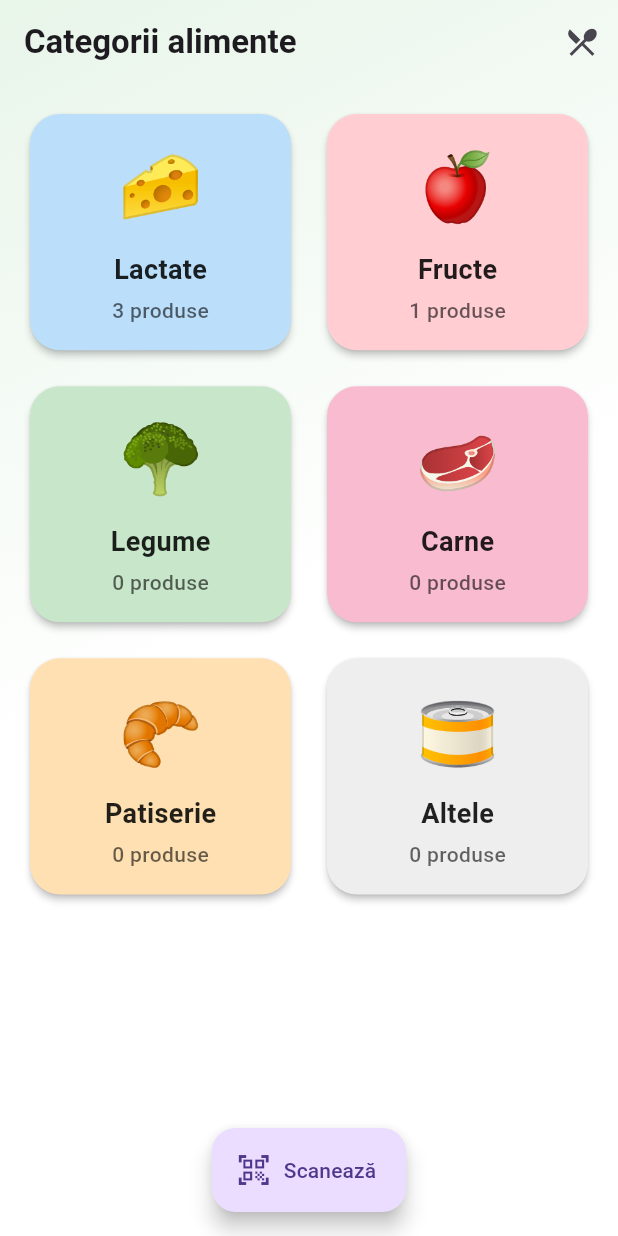
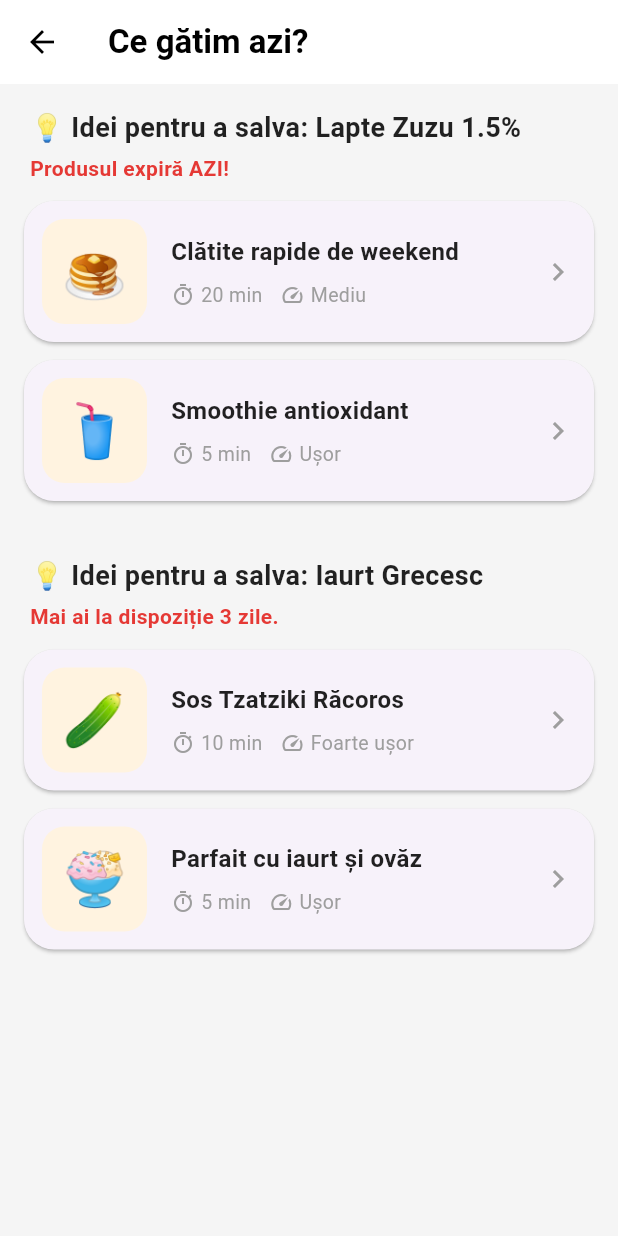
Before and after one commit to alexandrusurugiu/food_saver, a Flutter app: the screen it shows after launch, after a tap on the "restaurant menu" icon, on a phone screen of 412 x 824 dp. Run offline on Flutter 3.47's test engine with Material 3 defaults, Android fonts, the phone set to English and light mode, and no system bars; our stand-ins replace lottie.

Commit message:
added ui for recipes using the soon expiring products

```diff
--- a/lib/screens/home_screen.dart
+++ b/lib/screens/home_screen.dart
@@ -1,6 +1,7 @@
 import 'package:flutter/material.dart';
 import '../models/product.dart';
 import 'products_category_screen.dart';
+import 'recipes_screen.dart';
 
 class HomeScreen extends StatefulWidget {
   const HomeScreen({super.key});
@@ -37,9 +38,16 @@ class _HomeScreenState extends State<HomeScreen> {
         backgroundColor: Colors.transparent,
         actions: [
           IconButton(
-            icon: const Icon(Icons.restaurant_menu),
+            icon: const Icon(Icons.restaurant_menu, color: Colors.black87),
             tooltip: 'Idei de rețete',
-            onPressed: () {},
+            onPressed: () {
+              Navigator.push(
+                context,
+                MaterialPageRoute(
+                  builder: (context) => RecipesScreen(pantry: myPantry),
+                ),
+              );
+            },
           )
         ],
       ),
--- /dev/null
+++ b/lib/screens/recipes_screen.dart
@@ -0,0 +1,168 @@
+import 'package:flutter/material.dart';
+import '../models/product.dart';
+import 'recipe_details_screen.dart';
+
+class RecipesScreen extends StatelessWidget {
+  final List<Product> pantry;
+
+  const RecipesScreen({super.key, required this.pantry});
+
+  List<Map<String, dynamic>> _getRecipesForProduct(Product product) {
+    if (product.name.toLowerCase().contains('iaurt')) {
+      return [
+        {
+          'title': 'Sos Tzatziki Răcoros',
+          'time': '10 min',
+          'difficulty': 'Foarte ușor',
+          'image': '🥒',
+          'ingredients': '• Iaurt Grecesc\n• 1 Castravete mic\n• 2 Căței de usturoi\n• 1 lingură ulei de măsline\n• Mărar proaspăt\n• Sare și piper',
+          'instructions': '1. Dă castravetele prin răzătoare și stoarce-l bine de zeamă în pumn.\n2. Pune iaurtul într-un bol și adaugă castravetele stors.\n3. Pisează usturoiul și adaugă-l în bol, împreună cu uleiul de măsline și mărarul tocat fin.\n4. Condimentează cu sare și piper după gust. Lasă la rece 10 minute înainte de servire.',
+        },
+        {
+          'title': 'Parfait cu iaurt și ovăz',
+          'time': '5 min',
+          'difficulty': 'Ușor',
+          'image': '🍨',
+          'ingredients': '• Iaurt Grecesc\n• 3 linguri fulgi de ovăz\n• 1 linguriță de miere\n• Fructe proaspete sau nuci',
+          'instructions': '1. Într-un pahar sau bol larg, pune un strat generos de iaurt la bază.\n2. Adaugă un strat de fulgi de ovăz și presară puțină miere.\n3. Adaugă un strat din fructele tale preferate.\n4. Repetă straturile până se umple paharul și servește imediat ca un mic dejun sau desert rapid.',
+        }
+      ];
+    } else if (product.name.toLowerCase().contains('lapte')) {
+      return [
+        {
+          'title': 'Clătite rapide de weekend',
+          'time': '20 min',
+          'difficulty': 'Mediu',
+          'image': '🥞',
+          'ingredients': '• 250ml Lapte\n• 150g Făină\n• 2 Ouă\n• Un praf de sare\n• Unt pentru prăjit',
+          'instructions': '1. Bate ouăle spumă cu sarea.\n2. Adaugă laptele și amestecă bine.\n3. Încorporează făina treptat pentru a evita cocoloașele.\n4. Gătește pe rând în tigaia încinsă, unsă cu puțin unt, până se rumenesc pe ambele părți.',
+        },
+        {
+          'title': 'Smoothie antioxidant',
+          'time': '5 min',
+          'difficulty': 'Ușor',
+          'image': '🥤',
+          'ingredients': '• 200ml Lapte\n• 1 Banană\n• 1 mână de fructe de pădure congelate',
+          'instructions': '1. Curăță banana și taie-o felii.\n2. Pune toate ingredientele în blender.\n3. Mixează la viteză mare timp de 1 minut până obții o textură fină.',
+        }
+      ];
+    }
+    return [];
+  }
+
+  @override
+  Widget build(BuildContext context) {
+    final expiringProducts = pantry.where((p) => p.daysUntilExpiry >= 0 && p.daysUntilExpiry <= 5).toList();
+    expiringProducts.sort((a, b) => a.expiryDate.compareTo(b.expiryDate));
+
+    return Scaffold(
+      backgroundColor: Colors.grey[100],
+      appBar: AppBar(
+        title: const Text('Ce gătim azi?', style: TextStyle(fontWeight: FontWeight.bold)),
+        backgroundColor: Colors.white,
+        foregroundColor: Colors.black,
+        elevation: 0,
+      ),
+      body: expiringProducts.isEmpty
+          ? const Center(child: Text('Frigiderul tău e în siguranță! 🎉', style: TextStyle(fontSize: 18)))
+          : ListView.builder(
+              padding: const EdgeInsets.all(16.0),
+              itemCount: expiringProducts.length,
+              itemBuilder: (context, index) {
+                final product = expiringProducts[index];
+                final recipes = _getRecipesForProduct(product);
+
+                if (recipes.isEmpty) return const SizedBox.shrink();
+
+                return Column(
+                  crossAxisAlignment: CrossAxisAlignment.start,
+                  children: [
+                    Padding(
+                      padding: const EdgeInsets.only(left: 4, bottom: 12),
+                      child: Column(
+                        crossAxisAlignment: CrossAxisAlignment.start,
+                        children: [
+                          Text(
+                            '💡 Idei pentru a salva: ${product.name}',
+                            style: const TextStyle(fontSize: 18, fontWeight: FontWeight.bold, color: Colors.black87),
+                          ),
+                          const SizedBox(height: 4),
+                          Text(
+                            product.daysUntilExpiry == 0 ? 'Produsul expiră AZI!' : 'Mai ai la dispoziție ${product.daysUntilExpiry} zile.',
+                            style: TextStyle(fontSize: 14, fontWeight: FontWeight.w600, color: Colors.red.shade600),
+                          ),
+                        ],
+                      ),
+                    ),
+
+                    ...recipes.map((recipe) {
+                      return InkWell(
+                        onTap: () {
+                          Navigator.push(
+                            context,
+                            MaterialPageRoute(
+                              builder: (context) => RecipeDetailsScreen(
+                                recipe: recipe,
+                                savedIngredient: product.name,
+                              ),
+                            ),
+                          );
+                        },
+                        borderRadius: BorderRadius.circular(20),
+                        child: Card(
+                          elevation: 1,
+                          margin: const EdgeInsets.only(bottom: 12.0),
+                          shape: RoundedRectangleBorder(borderRadius: BorderRadius.circular(20)),
+                          child: Padding(
+                            padding: const EdgeInsets.all(12),
+                            child: Row(
+                              children: [
+                                Container(
+                                  width: 70,
+                                  height: 70,
+                                  decoration: BoxDecoration(
+                                    color: Colors.orange.shade50,
+                                    borderRadius: BorderRadius.circular(15),
+                                  ),
+                                  child: Center(child: Text(recipe['image']!, style: const TextStyle(fontSize: 35))),
+                                ),
+                                const SizedBox(width: 16),
+                                Expanded(
+                                  child: Column(
+                                    crossAxisAlignment: CrossAxisAlignment.start,
+                                    children: [
+                                      Text(
+                                        recipe['title']!,
+                                        style: const TextStyle(fontSize: 16, fontWeight: FontWeight.bold, color: Colors.black87),
+                                      ),
+                                      const SizedBox(height: 8),
+                                      Row(
+                                        children: [
+                                          const Icon(Icons.timer_outlined, size: 16, color: Colors.grey),
+                                          const SizedBox(width: 4),
+                                          Text(recipe['time']!, style: const TextStyle(color: Colors.grey, fontSize: 13)),
+                                          const SizedBox(width: 12),
+                                          const Icon(Icons.speed, size: 16, color: Colors.grey),
+                                          const SizedBox(width: 4),
+                                          Text(recipe['difficulty']!, style: const TextStyle(color: Colors.grey, fontSize: 13)),
+                                        ],
+                                      ),
+                                    ],
+                                  ),
+                                ),
+                                const Icon(Icons.chevron_right, color: Colors.grey),
+                              ],
+                            ),
+                          ),
+                        ),
+                      );
+                    }),
+
+                    const SizedBox(height: 25),
+                  ],
+                );
+              },
+            ),
+    );
+  }
+}
```
Also changed, not shown: lib/screens/recipe_details_screen.dart (added, +108 -0 lines).
